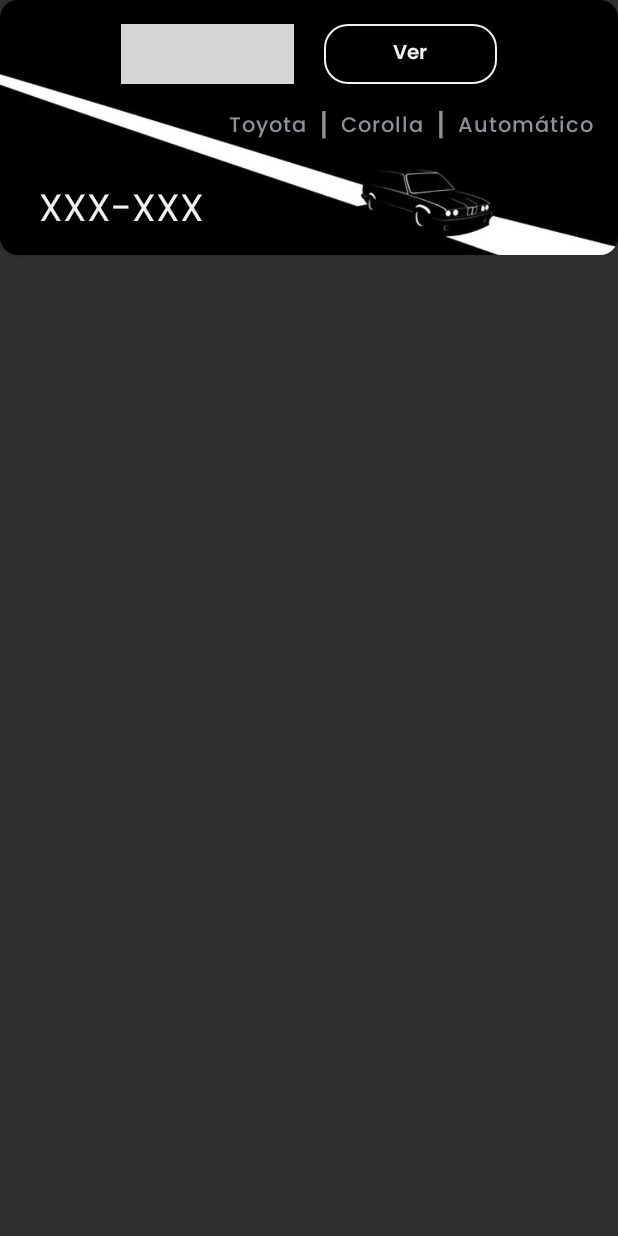
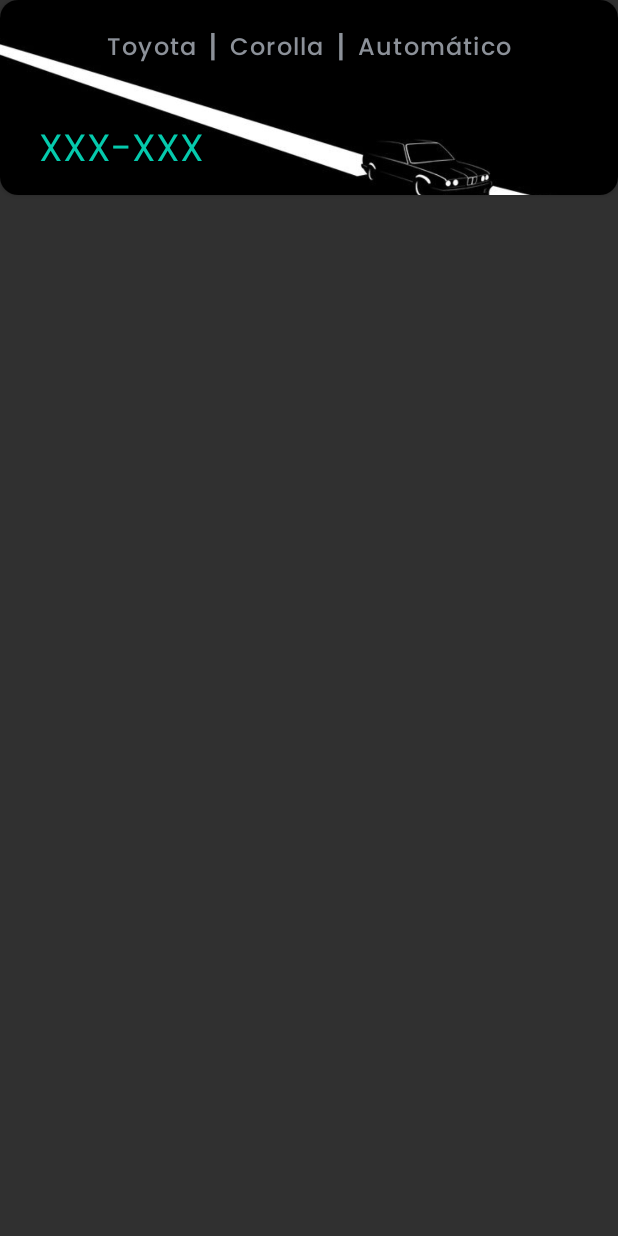
Before and after one commit to NilsGiN/CarCare_AppMobile, an Android app: the layout view_car_single.xml on its own in the app's theme, with its tools: preview values and no code run, on a phone screen of 412 x 824 dp. Run offline under Robolectric (Android 15) with nearby library versions, the phone set to English and light mode, and no system bars; grey boxes are pictures that could not be loaded.

Commit message:
Agregar funcionalidad de elimincar carro y mantenimiento

```diff
--- a/app/src/main/res/layout/view_car_single.xml
+++ b/app/src/main/res/layout/view_car_single.xml
@@ -14,56 +14,21 @@
         <!-- Fondo de la imagen -->
         <ImageView
             android:layout_width="match_parent"
-            android:layout_height="170dp"
+            android:layout_height="130dp"
             android:scaleType="centerCrop"
             android:src="@drawable/car_back" />
 
         <LinearLayout
             android:layout_width="match_parent"
-            android:layout_height="170dp"
+            android:layout_height="130dp"
             android:orientation="vertical"
             android:padding="16dp">
-
-            <LinearLayout
-                android:layout_width="match_parent"
-                android:layout_height="wrap_content"
-                android:orientation="horizontal"
-                android:gravity="center"
-                android:layout_gravity="center_horizontal">
-
-                <Button
-                    android:id="@+id/Ir_mosaico"
-                    android:layout_width="115dp"
-                    android:layout_height="40dp"
-                    android:background="@drawable/button_registrar"
-                    android:fontFamily="@font/semibold"
-                    android:text="@string/titulo_mante"
-                    android:textAllCaps="false"
-                    android:textColor="@color/background"
-                    android:textSize="13sp" />
-
-                <Button
-                    android:id="@+id/button4"
-                    android:layout_width="115dp"
-                    android:layout_height="40dp"
-                    android:layout_marginStart="20dp"
-                    android:background="@drawable/button_borde"
-                    android:fontFamily="@font/semibold"
-                    android:text="@string/ver"
-                    android:textAllCaps="false"
-                    android:textColor="@color/background"
-                    android:textSize="13sp" />
-            </LinearLayout>
-
-
-
             <LinearLayout
                 android:id="@+id/linearLayoutFechas"
                 android:layout_width="wrap_content"
                 android:layout_height="wrap_content"
-                android:layout_marginTop="12dp"
                 android:orientation="horizontal"
-                android:layout_gravity="end"
+                android:layout_gravity="center"
                 android:gravity="center_vertical" >
 
                 <TextView
@@ -75,7 +40,7 @@
                     android:letterSpacing="0.05"
                     android:text="Toyota"
                     android:textColor="@color/text_km_cardview"
-                    android:textSize="14sp" />
+                    android:textSize="16sp" />
 
                 <TextView
                     android:layout_width="wrap_content"
@@ -93,7 +58,7 @@
                     android:layout_marginEnd="8dp"
                     android:text="Corolla"
                     android:textColor="@color/text_km_cardview"
-                    android:textSize="14sp"
+                    android:textSize="16sp"
                     android:fontFamily="@font/medium"
                     android:letterSpacing="0.05" />
 
@@ -112,7 +77,7 @@
                     android:layout_marginStart="8dp"
                     android:text="Automático"
                     android:textColor="@color/text_km_cardview"
-                    android:textSize="14sp"
+                    android:textSize="16sp"
                     android:fontFamily="@font/medium"
                     android:letterSpacing="0.05" />
             </LinearLayout>
@@ -121,14 +86,13 @@
                 android:id="@+id/placa"
                 android:layout_width="wrap_content"
                 android:layout_height="wrap_content"
-                android:layout_marginTop="18dp"
+                android:layout_marginTop="30dp"
                 android:layout_marginStart="10dp"
                 android:text="XXX-XXX"
                 android:textSize="25sp"
                 android:gravity="center_vertical"
                 android:fontFamily="@font/regular"
-                android:textColor="@color/background"
-                android:drawablePadding="5dp"/>
+                android:textColor="@color/colorEnd" />
         </LinearLayout>
     </FrameLayout>
 </androidx.cardview.widget.CardView>
```
Also changed, not shown: app/src/main/java/com/example/prueba1/presenters/CarAdapter.java (+34 -1 lines), app/src/main/java/com/example/prueba1/presenters/MantenimientoAdapter.java (+21 -0 lines), app/src/main/res/layout/activity_main.xml (+5 -3 lines), app/src/main/res/drawable/exit.png (added).
